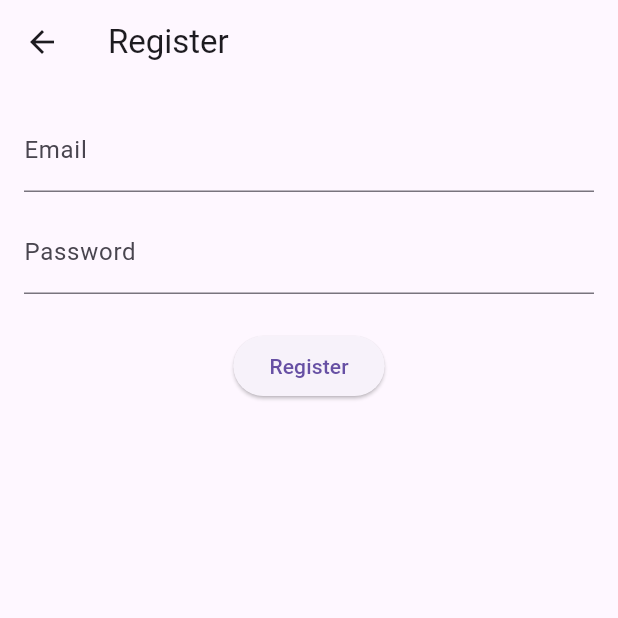
After one commit to AdeebAbubacker/doodle, a Flutter app: the RegisterForm screen opened directly, on a phone screen of 412 x 824 dp, the top half of it. The commit adds this screen. Run offline on Flutter 3.47's test engine with Material 3 defaults, Android fonts, the phone set to English and light mode, and no system bars; our stand-ins replace flutter_bloc, get_it, google_fonts; Roboto replaces fonts that are missing (Ubuntu).

Commit message:
cubit added

```diff
--- /dev/null
+++ b/lib/core/view_model/register/register_cubit.dart
@@ -0,0 +1,24 @@
+import 'package:flutter_bloc/flutter_bloc.dart';
+import '../../services/api_service.dart';
+
+enum RegsiterState { initial, loading, success, failure }
+
+class RegisterCubit extends Cubit<RegsiterState> {
+  final ApiService _apiService;
+
+  RegisterCubit(this._apiService) : super(RegsiterState.initial);
+
+  Future<void> login(String email, String password) async {
+    emit(RegsiterState.loading);
+    try {
+      final data = await _apiService.register(email, password);
+      if (data['token'] != null) {
+        emit(RegsiterState.success);
+      } else {
+        emit(RegsiterState.failure);
+      }
+    } catch (e) {
+      emit(RegsiterState.failure);
+    }
+  }
+}
--- a/lib/views/Screens/login/login_screen.dart
+++ b/lib/views/Screens/login/login_screen.dart
@@ -16,9 +16,7 @@ class LoginScreen extends StatelessWidget {
 
   @override
   Widget build(BuildContext context) {
-    return BlocProvider(
-      create: (_) => LoginCubit(getIt<ApiService>()),
-      child: Scaffold(
+    return Scaffold(
       appBar: AppBar(title: Text('Login')),
       body: BlocListener<LoginCubit, LoginState>(
         listener: (context, state) {
@@ -64,7 +62,6 @@ class LoginScreen extends StatelessWidget {
           ),
         ),
       ),
-      ),
     );
   }
 }
--- /dev/null
+++ b/lib/views/Screens/register/register_screen.dart
@@ -0,0 +1,100 @@
+import 'package:doodle/core/services/api_service.dart';
+import 'package:doodle/core/view_model/register/register_cubit.dart';
+import 'package:flutter/material.dart';
+import 'package:flutter_bloc/flutter_bloc.dart';
+
+class RegisterPage extends StatelessWidget {
+  final ApiService apiService;
+
+  const RegisterPage({super.key, required this.apiService});
+
+  @override
+  Widget build(BuildContext context) {
+    return BlocProvider(
+      create: (_) => RegisterCubit(apiService),
+      child: RegisterForm(),
+    );
+  }
+}
+
+class RegisterForm extends StatefulWidget {
+  const RegisterForm({super.key});
+
+  @override
+  State<RegisterForm> createState() => _RegisterFormState();
+}
+
+class _RegisterFormState extends State<RegisterForm> {
+  final _emailController = TextEditingController();
+  final _passwordController = TextEditingController();
+
+  @override
+  void dispose() {
+    _emailController.dispose();
+    _passwordController.dispose();
+    super.dispose();
+  }
+
+  void _register() {
+    final email = _emailController.text.trim();
+    final password = _passwordController.text.trim();
+
+    if (email.isEmpty || password.isEmpty) {
+      ScaffoldMessenger.of(
+        context,
+      ).showSnackBar(SnackBar(content: Text('Please fill in all fields')));
+      return;
+    }
+
+    context.read<RegisterCubit>().login(email, password);
+  }
+
+  @override
+  Widget build(BuildContext context) {
+    return Scaffold(
+      appBar: AppBar(title: Text('Register')),
+      body: Padding(
+        padding: EdgeInsets.all(16),
+        child: BlocConsumer<RegisterCubit, RegsiterState>(
+          listener: (context, state) {
+            if (state == RegsiterState.success) {
+              ScaffoldMessenger.of(context).showSnackBar(
+                SnackBar(content: Text('Registration successful!')),
+              );
+              // Optionally navigate to another screen
+            } else if (state == RegsiterState.failure) {
+              ScaffoldMessenger.of(context).showSnackBar(
+                SnackBar(
+                  content: Text('Registration failed. Please try again.'),
+                ),
+              );
+            }
+          },
+          builder: (context, state) {
+            if (state == RegsiterState.loading) {
+              return Center(child: CircularProgressIndicator());
+            }
+
+            return Column(
+              children: [
+                TextField(
+                  controller: _emailController,
+                  decoration: InputDecoration(labelText: 'Email'),
+                  keyboardType: TextInputType.emailAddress,
+                ),
+                SizedBox(height: 12),
+                TextField(
+                  controller: _passwordController,
+                  decoration: InputDecoration(labelText: 'Password'),
+                  obscureText: true,
+                ),
+                SizedBox(height: 24),
+                ElevatedButton(onPressed: _register, child: Text('Register')),
+              ],
+            );
+          },
+        ),
+      ),
+    );
+  }
+}
--- a/pubspec.yaml
+++ b/pubspec.yaml
@@ -16,6 +16,7 @@ dependencies:
   equatable: ^2.0.3
   flutter_launcher_icons: ^0.14.3
   google_fonts: ^6.2.1
+  http: ^1.4.0
 
 dev_dependencies:
   flutter_test:
```
Also changed, not shown: lib/core/services/api_service.dart (+37 -20 lines), lib/main.dart (+16 -1 lines), lib/views/Screens/splash/splash_screen.dart (+1 -27 lines), pubspec.lock, 1 other file. Lines whose indentation alone changed are shown as unchanged.
